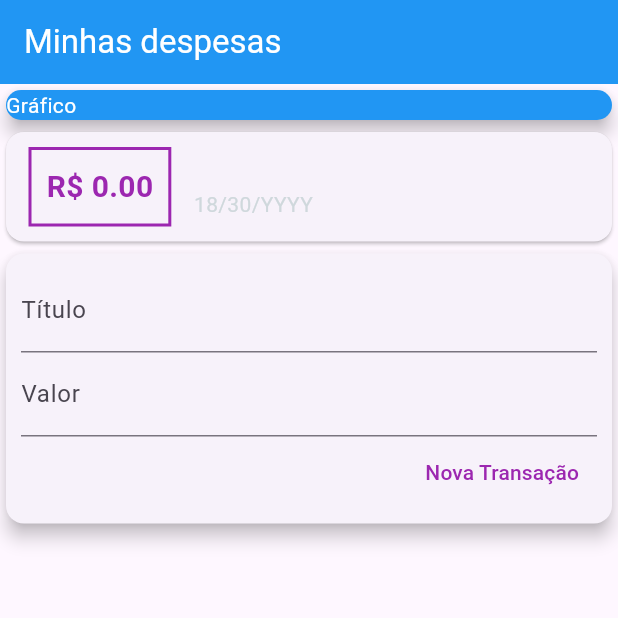
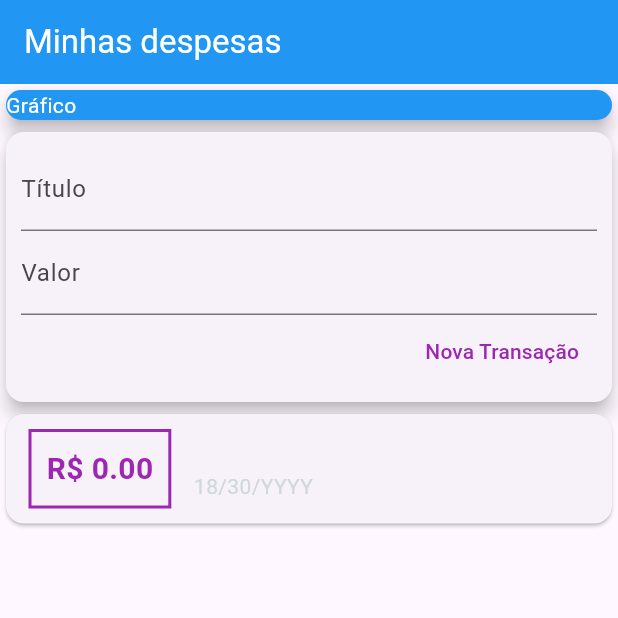
Before and after one commit to alanw27/CalculadorDespesas, a Flutter app: the screen it shows after launch, after a tap on "Nova Transação", on a phone screen of 412 x 824 dp, the top half of it. Run offline on Flutter 3.47's test engine with Material 3 defaults, Android fonts, the phone set to English and light mode, and no system bars.

Commit message:
add widget ListView

```diff
--- a/lib/components/transaction_list.dart
+++ b/lib/components/transaction_list.dart
@@ -10,8 +10,12 @@ class TransactionList extends StatelessWidget {
 
   @override
   Widget build(BuildContext context) {
-    return Column(
-            children: transactions.map((t) {
+    return SizedBox(
+      height: 300,
+      child: ListView.builder(
+        itemCount: transactions.length,
+        itemBuilder: (ctx, index) {
+        final t = transactions[index];
           return Card(
             child: Row(
               children: [
@@ -57,7 +61,8 @@ class TransactionList extends StatelessWidget {
               ],
             )
           );
-            }).toList(),
+        }
+      ),
     );
   }
 }
--- a/lib/components/transaction_user.dart
+++ b/lib/components/transaction_user.dart
@@ -25,8 +25,8 @@ class TransactionUserState extends State<TransactionUser> {
     }
     return Column(
       children: [
+        TransactionForm(addTransacion),
         TransactionList(transaction),
-        TransactionForm(addTransacion),
       ],
     );
   }
--- a/lib/main.dart
+++ b/lib/main.dart
@@ -25,7 +25,8 @@ class HomeApp extends StatelessWidget {
         backgroundColor: Colors.blue,
         title: Text("Minhas despesas", style: TextStyle(color: Colors.white),),
         ),
-      body: Column(
+      body: SingleChildScrollView(
+        child: Column(
           crossAxisAlignment: CrossAxisAlignment.stretch,
           children: [
             SizedBox(
@@ -38,6 +39,7 @@ class HomeApp extends StatelessWidget {
             TransactionUser()
           ],
         ),
+      ),
     );
   }
 }
```
Lines whose indentation alone changed are shown as unchanged.
